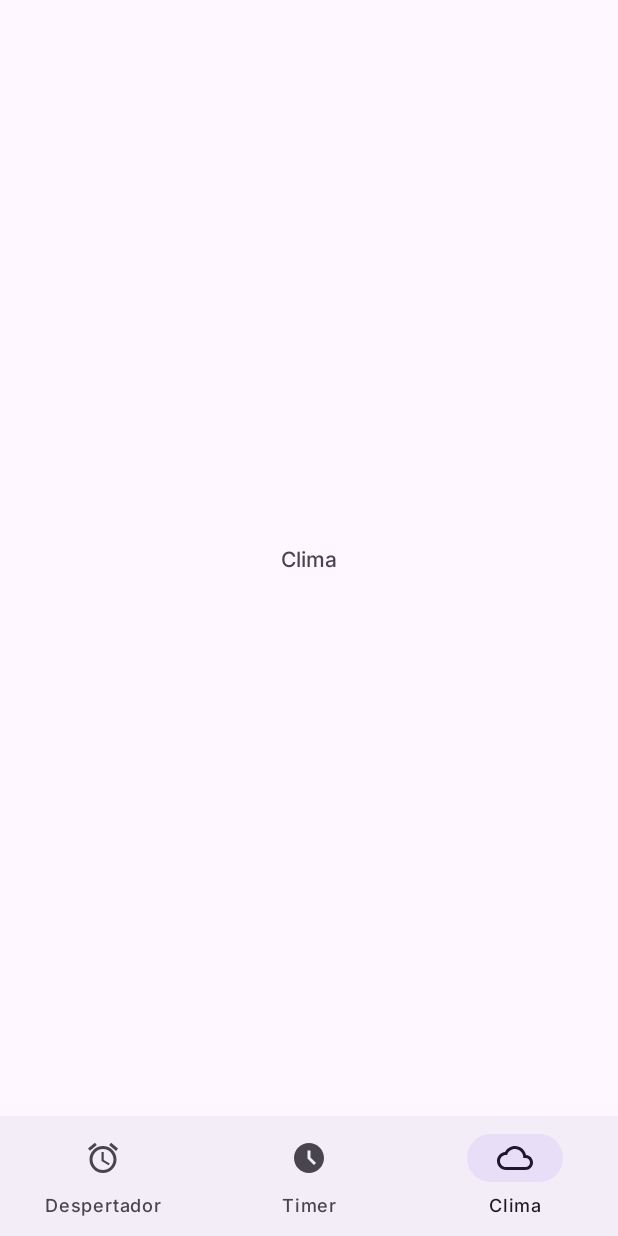
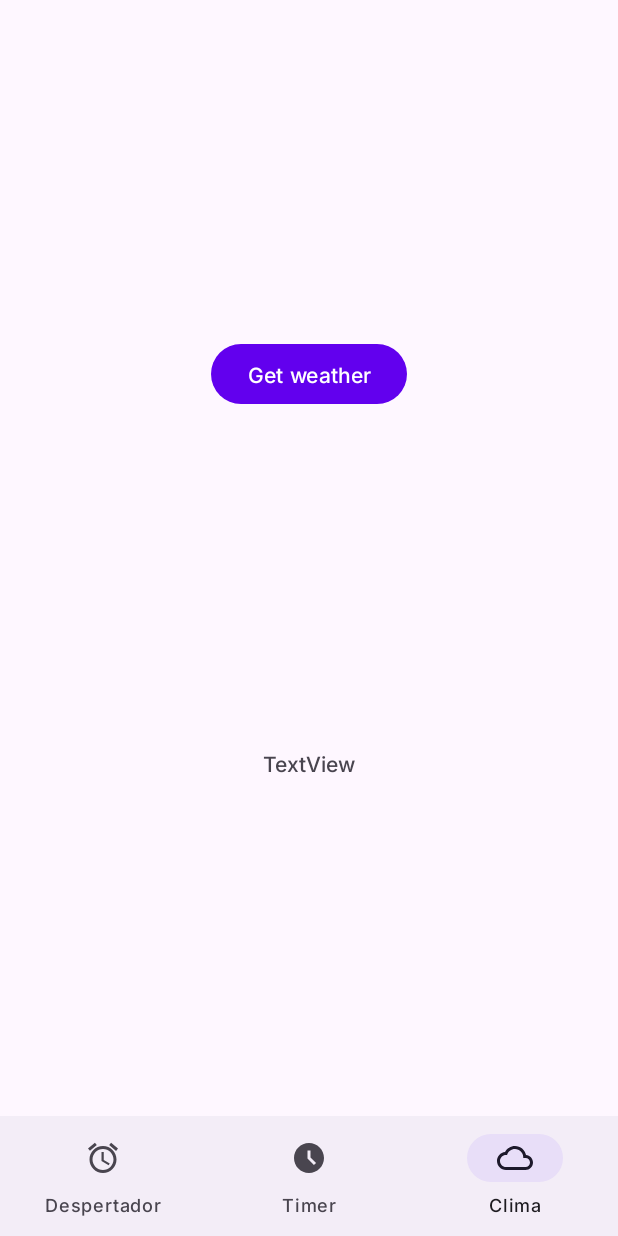
Before and after one commit to matheusperezz/app-relogio, an Android app: the WeatherFragment screen opened through its navigation route, on a phone screen of 412 x 824 dp. Run offline under Robolectric (Android 15) with nearby library versions, the phone set to English and light mode, and no system bars; our stand-ins replace Dagger/Hilt's generated code, Room's generated code, navigation-ui.

Commit message:
weather fragment functionality implemented, with retrofit request

```diff
--- a/app/src/main/AndroidManifest.xml
+++ b/app/src/main/AndroidManifest.xml
@@ -11,6 +11,7 @@
     <uses-permission android:name="com.android.alarm.permission.SET_ALARM" />
     <uses-permission android:name="android.permission.NOTIFICATION_BROADCAST_RECEIVER_PERMISSION" />
     <uses-permission android:name="android.permission.FOREGROUND_SERVICE" />
+    <uses-permission android:name="android.permission.INTERNET"/>
 
     <application
         android:name=".AlarmApplication"
--- a/app/src/main/java/com/vanquish/despertador/MainActivity.kt
+++ b/app/src/main/java/com/vanquish/despertador/MainActivity.kt
@@ -8,10 +8,11 @@ import com.vanquish.despertador.databinding.ActivityMainBinding
 import dagger.hilt.android.AndroidEntryPoint
 
 /*
+ *  TODO: Implementar o retrofit e testar requisição API
  *
- *  TODO: Implementar a tela do relógio/cronometro seila
+ *  TODO: Fazer a tela do clima
  *
- *  TODO: Fazer as funcionalidades da tela de cronometro (alterar o tempo, zerar ou pausar)
+ *  TODO: Integrar a requisição com a tela
  *
  */
 
--- /dev/null
+++ b/app/src/main/java/com/vanquish/despertador/database/models/Main.kt
@@ -0,0 +1,6 @@
+package com.vanquish.despertador.database.models
+
+data class Main(
+    val temp: Double,
+    val humidity: Int
+)
--- /dev/null
+++ b/app/src/main/java/com/vanquish/despertador/database/models/Weather.kt
@@ -0,0 +1,6 @@
+package com.vanquish.despertador.database.models
+
+data class Weather(
+    val main: String,
+    val description: String
+)
--- a/app/src/main/java/com/vanquish/despertador/ui/fragments/WatchFragment.kt
+++ b/app/src/main/java/com/vanquish/despertador/ui/fragments/timer/WatchFragment.kt
@@ -1,4 +1,4 @@
-package com.vanquish.despertador.ui.fragments
+package com.vanquish.despertador.ui.fragments.timer
 
 import android.os.Build
 import android.os.Bundle
--- a/app/src/main/java/com/vanquish/despertador/ui/fragments/weather/WeatherFragment.kt
+++ b/app/src/main/java/com/vanquish/despertador/ui/fragments/weather/WeatherFragment.kt
@@ -5,9 +5,14 @@ import android.view.LayoutInflater
 import android.view.View
 import android.view.ViewGroup
 import androidx.fragment.app.Fragment
+import androidx.lifecycle.lifecycleScope
 import com.vanquish.despertador.databinding.FragmentWeatherBinding
+import com.vanquish.despertador.webclient.RetrofitInitializer
+import com.vanquish.despertador.webclient.services.WeatherService
 import dagger.hilt.android.AndroidEntryPoint
 import dagger.hilt.android.scopes.FragmentScoped
+import kotlinx.coroutines.launch
+import retrofit2.create
 
 @AndroidEntryPoint
 @FragmentScoped
@@ -23,4 +28,17 @@ class WeatherFragment : Fragment() {
         return binding.root
     }
 
+    override fun onViewCreated(view: View, savedInstanceState: Bundle?) {
+        super.onViewCreated(view, savedInstanceState)
+        binding.buttonGetWeather.setOnClickListener {
+
+            val service = RetrofitInitializer().retrofit.create(WeatherService::class.java)
+            lifecycleScope.launch {
+                val weatherResponse =
+                    service.getWeather(51.50634, -0.07379, "78e0e8846506403a80b5bf02979b4d28")
+                binding.textViewResponse.text = weatherResponse.main.temp.toString()
+            }
+        }
+    }
+
 }
--- /dev/null
+++ b/app/src/main/java/com/vanquish/despertador/webclient/services/WeatherService.kt
@@ -0,0 +1,16 @@
+package com.vanquish.despertador.webclient.services
+
+import com.vanquish.despertador.database.models.WeatherResponse
+import retrofit2.http.GET
+import retrofit2.http.Query
+
+interface WeatherService {
+
+    @GET("weather")
+    suspend fun getWeather(
+        @Query("lat") lat: Double,
+        @Query("lon") lon: Double,
+        @Query("appid") appId: String
+    ): WeatherResponse
+
+}
--- a/app/src/main/res/layout/fragment_watch.xml
+++ b/app/src/main/res/layout/fragment_watch.xml
@@ -4,15 +4,15 @@
     xmlns:tools="http://schemas.android.com/tools"
     android:layout_width="match_parent"
     android:layout_height="match_parent"
-    tools:context=".ui.fragments.WatchFragment">
+    tools:context=".ui.fragments.timer.WatchFragment">
 
     <TextView
         android:id="@+id/textViewTimer"
         android:layout_width="wrap_content"
         android:layout_height="wrap_content"
-        android:text="00:00"
+        android:text="00:00:00"
+        android:textColor="@color/purple_500"
         android:textSize="56sp"
-        android:textColor="@color/purple_500"
         android:textStyle="bold"
         app:layout_constraintBottom_toBottomOf="parent"
         app:layout_constraintEnd_toEndOf="parent"
--- a/app/src/main/res/layout/fragment_weather.xml
+++ b/app/src/main/res/layout/fragment_weather.xml
@@ -6,13 +6,25 @@
     android:layout_height="match_parent"
     tools:context=".ui.fragments.weather.WeatherFragment">
 
-    <TextView
-        android:id="@+id/textView2"
+    <Button
+        android:id="@+id/buttonGetWeather"
         android:layout_width="wrap_content"
         android:layout_height="wrap_content"
-        android:text="Clima"
+        android:text="Get weather"
+        app:layout_constraintBottom_toTopOf="@+id/textViewResponse"
+        app:layout_constraintEnd_toEndOf="parent"
+        app:layout_constraintHorizontal_bias="0.5"
+        app:layout_constraintStart_toStartOf="parent"
+        app:layout_constraintTop_toTopOf="parent" />
+
+    <TextView
+        android:id="@+id/textViewResponse"
+        android:layout_width="wrap_content"
+        android:layout_height="wrap_content"
+        android:text="TextView"
         app:layout_constraintBottom_toBottomOf="parent"
         app:layout_constraintEnd_toEndOf="parent"
+        app:layout_constraintHorizontal_bias="0.5"
         app:layout_constraintStart_toStartOf="parent"
-        app:layout_constraintTop_toTopOf="parent" />
+        app:layout_constraintTop_toBottomOf="@+id/buttonGetWeather" />
 </androidx.constraintlayout.widget.ConstraintLayout>
--- a/app/src/main/res/navigation/main_nav_graph.xml
+++ b/app/src/main/res/navigation/main_nav_graph.xml
@@ -25,7 +25,7 @@
         tools:layout="@layout/fragment_weather" />
     <fragment
         android:id="@+id/watchFragment"
-        android:name="com.vanquish.despertador.ui.fragments.WatchFragment"
+        android:name="com.vanquish.despertador.ui.fragments.timer.WatchFragment"
         android:label="fragment_watch"
         tools:layout="@layout/fragment_watch" />
     <fragment
```
Also changed, not shown: app/build.gradle (+8 -4 lines), app/src/main/java/com/vanquish/despertador/database/models/WeatherResponse.kt (added, +7 -0 lines), app/src/main/java/com/vanquish/despertador/webclient/RetrofitInitializer.kt (added, +14 -0 lines).
